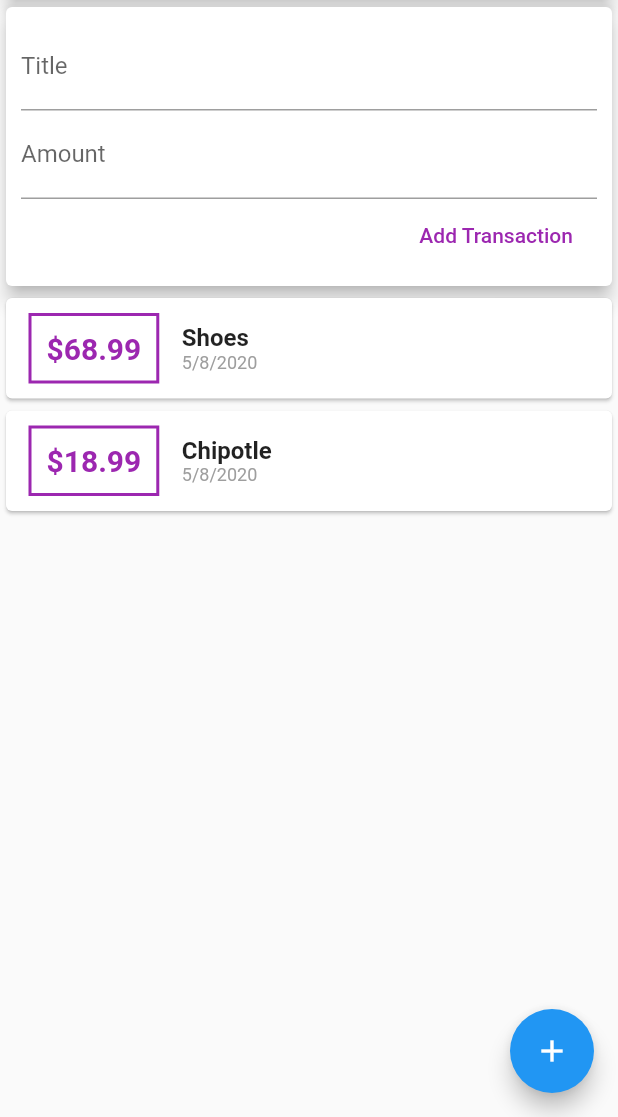
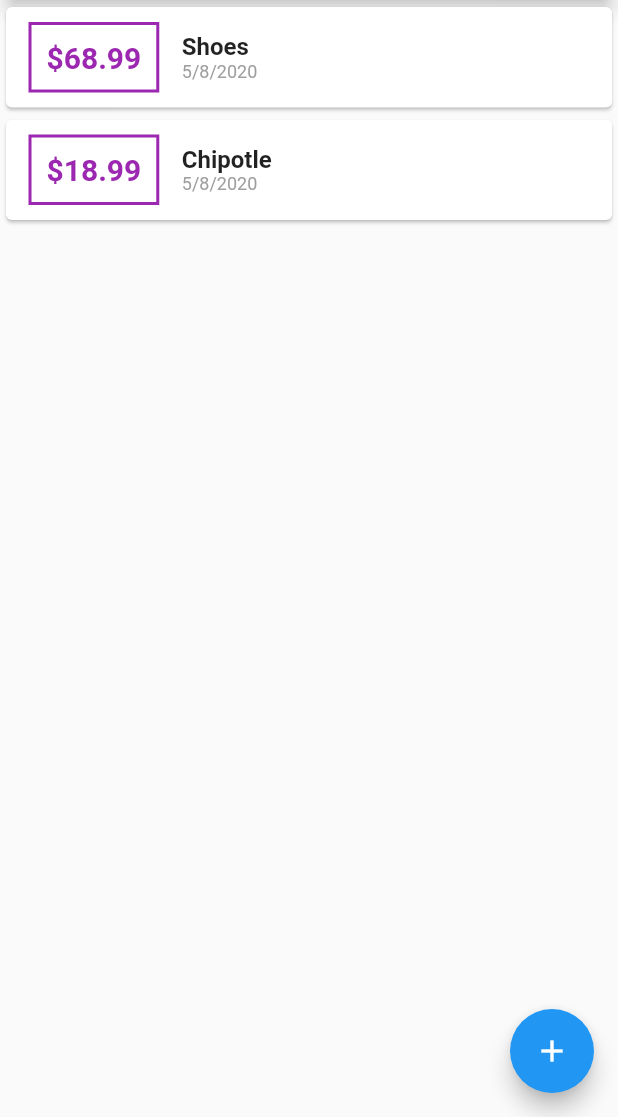
Before and after one commit to michaelpropp18/ExpenseManager, a Flutter app: the screen it shows after launch, on a phone screen of 412 x 824 dp, the part 119-1236 px from its top. Run offline on Flutter 3.47's test engine with Material 2 defaults, Android fonts, the phone set to English and light mode, and no system bars.

```diff
--- a/lib/main.dart
+++ b/lib/main.dart
@@ -1,6 +1,8 @@
 import 'package:flutter/material.dart';
+import 'package:productivity_manager/widgets/new_transaction.dart';
 
-import './widgets/user_transaction.dart';
+import './widgets/transaction_list.dart';
+import './models/transaction.dart';
 
 void main() => runApp(MyApp());
 
@@ -14,11 +16,36 @@ class MyApp extends StatelessWidget {
   }
 }
 
-class MyHomePage extends StatelessWidget {
-  void startAddNewTransaction(BuildContext context) {
-    showModalBottomSheet(context: context, builder: (builderContext) {
-      return Text("Got here");
-    });
+class MyHomePage extends StatefulWidget {
+  @override
+  _MyHomePageState createState() => _MyHomePageState();
+}
+
+class _MyHomePageState extends State<MyHomePage> {
+  final List<Transaction> _userTransactions = [
+    Transaction(id: 't1', title: 'Shoes', amount: 68.99, date: DateTime.now()),
+    Transaction(
+        id: 't1', title: 'Chipotle', amount: 18.99, date: DateTime.now()),
+  ];
+
+  void _addNewTransaction(String title, double amount) {
+    final newTx = Transaction(
+        title: title,
+        amount: amount,
+        date: DateTime.now(),
+        id: DateTime.now().toString());
+    setState(() => _userTransactions.add(newTx));
+  }
+
+  void _startAddNewTransaction(BuildContext context) {
+    showModalBottomSheet(
+        context: context,
+        builder: (builderContext) {
+          return GestureDetector(
+              onTap: () {},
+              behavior: HitTestBehavior.opaque,
+              child: NewTransaction(_addNewTransaction));
+        });
   }
 
   @override
@@ -27,7 +54,7 @@ class MyHomePage extends StatelessWidget {
       appBar: AppBar(title: Text('Flutter App'), actions: <Widget>[
         IconButton(
           icon: Icon(Icons.add),
-          onPressed: () => print("Got here"),
+          onPressed: () => _startAddNewTransaction(context),
         ),
       ]),
       body: SingleChildScrollView(
@@ -39,12 +66,13 @@ class MyHomePage extends StatelessWidget {
                 width: double.infinity,
                 child: Card(
                     color: Colors.blue, elevation: 5, child: Text('Chart'))),
-            UserTransactions()
+            TransactionList(_userTransactions),
           ],
         ),
       ),
       floatingActionButton: FloatingActionButton(
-          child: Icon(Icons.add), onPressed: () => print("got here")),
+          child: Icon(Icons.add),
+          onPressed: () => _startAddNewTransaction(context)),
     );
   }
 }
--- a/lib/widgets/new_transaction.dart
+++ b/lib/widgets/new_transaction.dart
@@ -1,12 +1,18 @@
 import 'package:flutter/material.dart';
 
-class NewTransaction extends StatelessWidget {
-  final titleController = TextEditingController();
-  final amountController = TextEditingController();
-
+class NewTransaction extends StatefulWidget {
   final Function addFunction;
 
   NewTransaction(this.addFunction);
+
+  @override
+  _NewTransactionState createState() => _NewTransactionState();
+}
+
+class _NewTransactionState extends State<NewTransaction> {
+  final titleController = TextEditingController();
+
+  final amountController = TextEditingController();
 
   void onSumbit() {
     final title = titleController.text;
@@ -14,7 +20,7 @@ class NewTransaction extends StatelessWidget {
     if (title.isEmpty || amount <= 0) {
       return;
     }
-    addFunction(title, amount);
+    widget.addFunction(title, amount);
   }
 
   @override
--- a/lib/widgets/user_transaction.dart
+++ b/lib/widgets/user_transaction.dart
@@ -1,3 +1,4 @@
+/*
 import 'package:flutter/material.dart';
 
 import './transaction_list.dart';
@@ -11,18 +12,10 @@ class UserTransactions extends StatefulWidget {
 }
 
 class _UserTransactionsState extends State<UserTransactions> {
-  final List<Transaction> _userTransactions = [
-    Transaction(id: 't1', title: 'Shoes', amount: 68.99, date: DateTime.now()),
-    Transaction(id: 't1', title: 'Chipotle', amount: 18.99, date: DateTime.now()),
-  ];
-
-  void _addNewTransaction(String title, double amount) {
-    final newTx = Transaction(title: title, amount: amount, date: DateTime.now(), id: DateTime.now().toString());
-    setState(() => _userTransactions.add(newTx));
-  }
 
   @override
   Widget build(BuildContext context) {
     return Column(children: <Widget>[NewTransaction(_addNewTransaction), TransactionList(_userTransactions)]);
   }
 }
+*/
```
